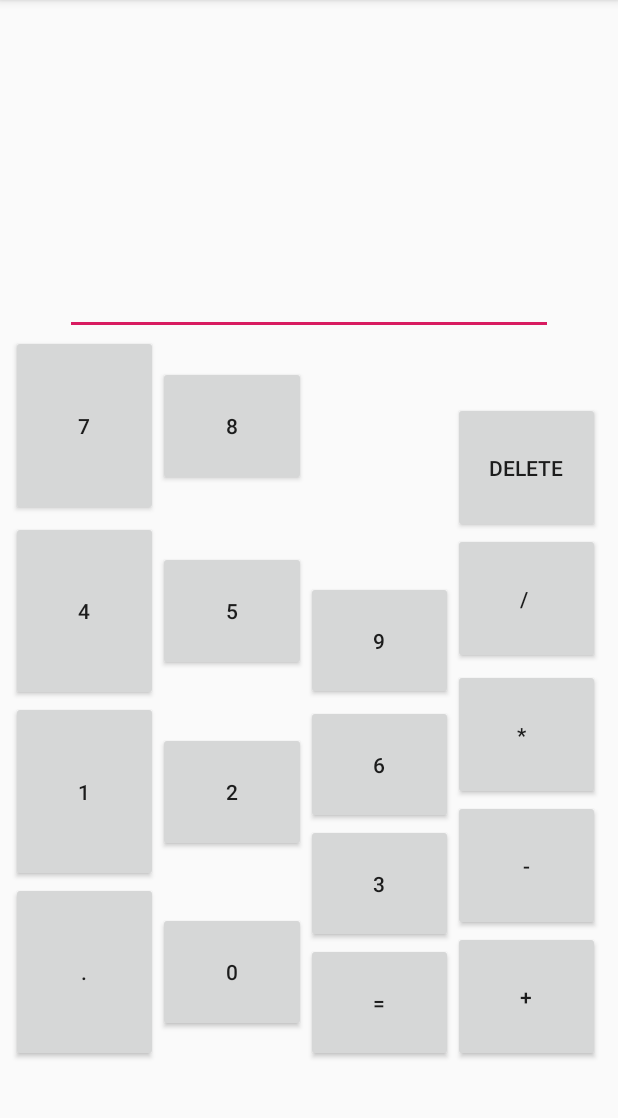
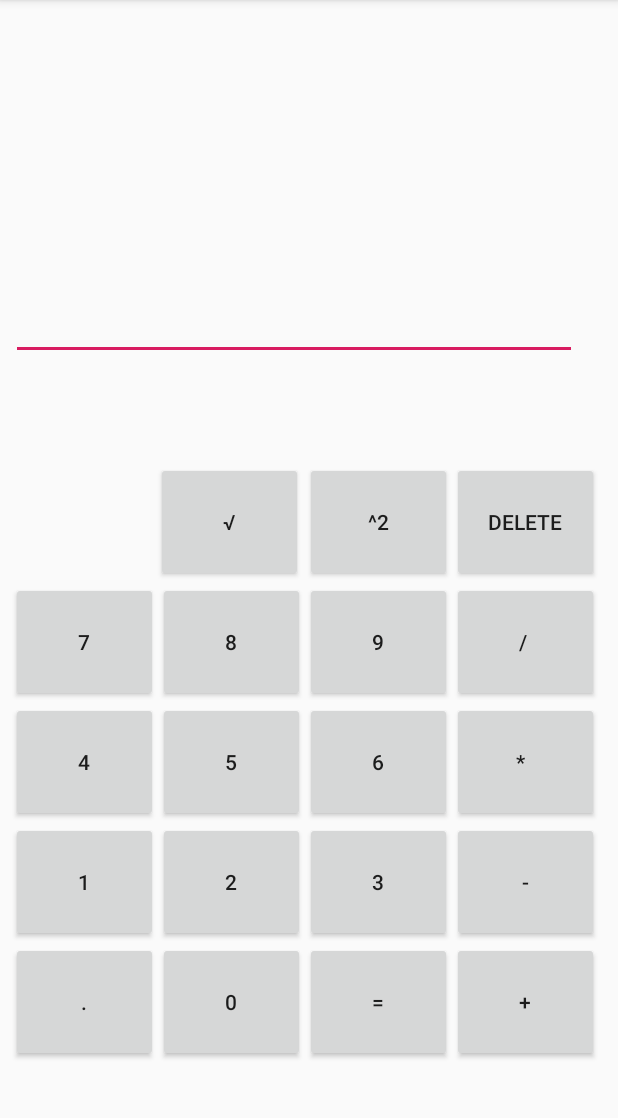
Before and after one commit to Aktoty00/AndroidDev2019, an Android app: the screen it shows after launch (MainActivity), on a phone screen of 412 x 824 dp, the part 84-1202 px from its top. Run offline under Robolectric (Android 15) with nearby library versions, the light colour scheme and no system bars.

Commit message:
Calculator

```diff
--- a/Calculator/app/src/main/java/com/example/calculator/MainActivity.java
+++ b/Calculator/app/src/main/java/com/example/calculator/MainActivity.java
@@ -22,20 +22,23 @@ public class MainActivity extends AppCompatActivity implements View.OnClickListe
 
     private Button btnEqual;
     private Button btnDelete;
+    private Button btnDot;
+
     private Button btnPlus;
     private Button btnMinus;
     private Button btnMultiply;
     private Button btnDivide;
+    private Button btnSquare;
+    private Button btnSqrt;
 
     private double number1;
     private double number2;
     private double result;
 
     enum Sign {
-        PLUS, MINUS, MULTIPLY, DIVIDE
+        PLUS, MINUS, MULTIPLY, DIVIDE, SQUARE, SQRT
     }
     private Sign sign;
-
 
 
     @Override
@@ -57,6 +60,9 @@ public class MainActivity extends AppCompatActivity implements View.OnClickListe
 
         btnDelete = findViewById(R.id.delete);
         btnEqual = findViewById(R.id.equal);
+        btnDot = findViewById(R.id.dot);
+        btnSquare = findViewById(R.id.square);
+        btnSqrt= findViewById(R.id.sqrt);
 
         btnPlus = findViewById(R.id.plus);
         btnMinus = findViewById(R.id.minus);
@@ -76,6 +82,9 @@ public class MainActivity extends AppCompatActivity implements View.OnClickListe
 
         btnDelete.setOnClickListener(this);
         btnEqual.setOnClickListener(this);
+        btnDot.setOnClickListener(this);
+        btnSquare.setOnClickListener(this);
+        btnSqrt.setOnClickListener(this);
 
         btnPlus.setOnClickListener(this);
         btnMinus.setOnClickListener(this);
@@ -87,75 +96,109 @@ public class MainActivity extends AppCompatActivity implements View.OnClickListe
     public void onClick(View view){
         switch (view.getId()) {
             case R.id.num0: {
-                inputNumber.append("0");
+                if(inputNumber.getText().toString().startsWith("0")){
+                    inputNumber.setText("");
+                }
+                else
+                    inputNumber.append("0");
                 break;
             }
             case R.id.num1: {
+                if(inputNumber.getText().toString().startsWith("0") && !inputNumber.getText().toString().contains(".")){
+                    inputNumber.setText("");
+                }
                 inputNumber.append("1");
                 break;
             }
             case R.id.num2: {
+                if(inputNumber.getText().toString().startsWith("0") && !inputNumber.getText().toString().contains(".")){
+                    inputNumber.setText("");
+                }
                 inputNumber.append("2");
                 break;
             }
             case R.id.num3: {
+                if(inputNumber.getText().toString().startsWith("0") && !inputNumber.getText().toString().contains(".")){
+                    inputNumber.setText("");
+                }
                 inputNumber.append("3");
                 break;
             }
             case R.id.num4: {
+                if(inputNumber.getText().toString().startsWith("0") && !inputNumber.getText().toString().contains(".")){
+                    inputNumber.setText("");
+                }
                 inputNumber.append("4");
                 break;
             }
             case R.id.num5: {
+                if(inputNumber.getText().toString().startsWith("0") && !inputNumber.getText().toString().contains(".")){
+                    inputNumber.setText("");
+                }
                 inputNumber.append("5");
                 break;
             }
             case R.id.num6: {
+                if(inputNumber.getText().toString().startsWith("0") && !inputNumber.getText().toString().contains(".")){
+                    inputNumber.setText("");
+                }
                 inputNumber.append("6");
                 break;
             }
             case R.id.num7: {
+                if(inputNumber.getText().toString().startsWith("0") && !inputNumber.getText().toString().contains(".")){
+                    inputNumber.setText("");
+                }
                 inputNumber.append("7");
                 break;
             }
             case R.id.num8: {
+                if(inputNumber.getText().toString().startsWith("0") && !inputNumber.getText().toString().contains(".")){
+                    inputNumber.setText("");
+                }
                 inputNumber.append("8");
                 break;
             }
             case R.id.num9: {
+                if(inputNumber.getText().toString().startsWith("0") && !inputNumber.getText().toString().contains(".")){
+                    inputNumber.setText("");
+                }
                 inputNumber.append("9");
                 break;
             }
             case R.id.dot: {
+                if(inputNumber.getText().toString()==""){
+                    inputNumber.setText("0");
+                }
                 inputNumber.append(".");
                 break;
             }
             case R.id.plus: {
-                number1 = Integer.parseInt(inputNumber.getText().toString());
+                number1 = Double.parseDouble(inputNumber.getText().toString());
                 inputNumber.setText("");
                 sign = Sign.PLUS;
                 break;
             }
             case R.id.minus: {
-                number1 = Integer.parseInt(inputNumber.getText().toString());
+                number1 = Double.parseDouble(inputNumber.getText().toString());
                 inputNumber.setText("");
                 sign = Sign.MINUS;
                 break;
             }
             case R.id.multiply: {
-                number1 = Integer.parseInt(inputNumber.getText().toString());
+                number1 = Double.parseDouble(inputNumber.getText().toString());
                 inputNumber.setText("");
                 sign = Sign.MULTIPLY;
                 break;
             }
             case R.id.divide: {
-                number1 = Integer.parseInt(inputNumber.getText().toString());
+                number1 = Double.parseDouble(inputNumber.getText().toString());
                 inputNumber.setText("");
                 sign = Sign.DIVIDE;
                 break;
             }
             case R.id.equal: {
-                number2 = Integer.parseInt(inputNumber.getText().toString());
+                number2 = Double.parseDouble(inputNumber.getText().toString());
                 if (sign == Sign.PLUS) {
                     result = number1 + number2;
                 }
@@ -172,7 +215,19 @@ public class MainActivity extends AppCompatActivity implements View.OnClickListe
                 break;
             }
             case R.id.delete: {
-                inputNumber.setText("0");
+                inputNumber.setText("");
+                break;
+            }
+            case R.id.square: {
+                number1 = Integer.parseInt(inputNumber.getText().toString());
+                result = number1*number1;
+                inputNumber.setText(String.valueOf(result));
+                break;
+            }
+            case R.id.sqrt: {
+                number1 = Double.parseDouble(inputNumber.getText().toString());
+                result = Math.sqrt(number1);
+                inputNumber.setText(String.valueOf(result));
                 break;
             }
         }
--- a/Calculator/app/src/main/res/layout/activity_main.xml
+++ b/Calculator/app/src/main/res/layout/activity_main.xml
@@ -6,216 +6,190 @@
     android:layout_height="match_parent"
     tools:context=".MainActivity">
 
-    <EditText
-        android:id="@+id/editText"
-        android:layout_width="0dp"
-        android:layout_height="0dp"
-        android:layout_marginStart="43dp"
-        android:layout_marginLeft="43dp"
-        android:layout_marginTop="144dp"
-        android:layout_marginEnd="43dp"
-        android:layout_marginRight="43dp"
-        android:layout_marginBottom="164dp"
-        android:ems="10"
-        android:inputType="number"
-        app:layout_constraintBottom_toTopOf="@+id/num9"
-        app:layout_constraintEnd_toEndOf="parent"
-        app:layout_constraintStart_toStartOf="parent"
-        app:layout_constraintTop_toTopOf="parent" />
-
     <Button
         android:id="@+id/num7"
-        android:layout_width="0dp"
-        android:layout_height="0dp"
+        android:layout_width="98dp"
+        android:layout_height="80dp"
         android:layout_marginStart="7dp"
         android:layout_marginLeft="7dp"
-        android:layout_marginBottom="3dp"
         android:text="7"
         app:layout_constraintBottom_toTopOf="@+id/num4"
-        app:layout_constraintEnd_toStartOf="@+id/num8"
-        app:layout_constraintStart_toStartOf="parent"
-        app:layout_constraintTop_toBottomOf="@+id/editText" />
+        app:layout_constraintStart_toStartOf="parent" />
 
     <Button
         android:id="@+id/num8"
-        android:layout_width="0dp"
+        android:layout_width="98dp"
         android:layout_height="80dp"
         android:text="8"
-        app:layout_constraintBaseline_toBaselineOf="@+id/num7"
-        app:layout_constraintEnd_toStartOf="@+id/num9"
+        app:layout_constraintBottom_toTopOf="@+id/num5"
         app:layout_constraintStart_toEndOf="@+id/num7" />
 
     <Button
         android:id="@+id/num9"
-        android:layout_width="0dp"
-        android:layout_height="0dp"
-        android:layout_marginBottom="3dp"
+        android:layout_width="98dp"
+        android:layout_height="80dp"
         android:text="9"
         app:layout_constraintBottom_toTopOf="@+id/num6"
-        app:layout_constraintEnd_toStartOf="@+id/divide"
-        app:layout_constraintStart_toEndOf="@+id/num8"
-        app:layout_constraintTop_toBottomOf="@+id/editText" />
+        app:layout_constraintStart_toEndOf="@+id/num8" />
 
     <Button
         android:id="@+id/num4"
-        android:layout_width="0dp"
-        android:layout_height="0dp"
+        android:layout_width="98dp"
+        android:layout_height="80dp"
         android:layout_marginStart="7dp"
         android:layout_marginLeft="7dp"
         android:text="4"
         app:layout_constraintBottom_toTopOf="@+id/num1"
-        app:layout_constraintEnd_toStartOf="@+id/num5"
-        app:layout_constraintStart_toStartOf="parent"
-        app:layout_constraintTop_toBottomOf="@+id/num7" />
+        app:layout_constraintStart_toStartOf="parent" />
 
     <Button
         android:id="@+id/num5"
-        android:layout_width="0dp"
+        android:layout_width="98dp"
         android:layout_height="80dp"
         android:text="5"
-        app:layout_constraintBaseline_toBaselineOf="@+id/num4"
-        app:layout_constraintEnd_toStartOf="@+id/num6"
+        app:layout_constraintBottom_toTopOf="@+id/num2"
         app:layout_constraintStart_toEndOf="@+id/num4" />
 
     <Button
         android:id="@+id/num6"
-        android:layout_width="0dp"
-        android:layout_height="0dp"
+        android:layout_width="98dp"
+        android:layout_height="80dp"
         android:text="6"
         app:layout_constraintBottom_toTopOf="@+id/num3"
-        app:layout_constraintEnd_toStartOf="@+id/multiply"
-        app:layout_constraintStart_toEndOf="@+id/num5"
-        app:layout_constraintTop_toBottomOf="@+id/num9" />
+        app:layout_constraintStart_toEndOf="@+id/num5" />
 
     <Button
         android:id="@+id/num1"
-        android:layout_width="0dp"
-        android:layout_height="0dp"
+        android:layout_width="98dp"
+        android:layout_height="80dp"
         android:layout_marginStart="7dp"
         android:layout_marginLeft="7dp"
         android:text="1"
         app:layout_constraintBottom_toTopOf="@+id/dot"
-        app:layout_constraintEnd_toStartOf="@+id/num2"
-        app:layout_constraintStart_toStartOf="parent"
-        app:layout_constraintTop_toBottomOf="@+id/num4" />
+        app:layout_constraintStart_toStartOf="parent" />
 
     <Button
         android:id="@+id/num2"
-        android:layout_width="0dp"
+        android:layout_width="98dp"
         android:layout_height="80dp"
         android:text="2"
-        app:layout_constraintBaseline_toBaselineOf="@+id/num1"
-        app:layout_constraintEnd_toStartOf="@+id/num3"
+        app:layout_constraintBottom_toTopOf="@+id/num0"
         app:layout_constraintStart_toEndOf="@+id/num1" />
 
     <Button
         android:id="@+id/num3"
-        android:layout_width="0dp"
-        android:layout_height="0dp"
+        android:layout_width="98dp"
+        android:layout_height="80dp"
         android:text="3"
         app:layout_constraintBottom_toTopOf="@+id/equal"
-        app:layout_constraintEnd_toStartOf="@+id/minus"
-        app:layout_constraintStart_toEndOf="@+id/num2"
-        app:layout_constraintTop_toBottomOf="@+id/num6" />
+        app:layout_constraintStart_toEndOf="@+id/num2" />
 
     <Button
         android:id="@+id/dot"
-        android:layout_width="0dp"
-        android:layout_height="0dp"
+        android:layout_width="98dp"
+        android:layout_height="80dp"
         android:layout_marginStart="7dp"
         android:layout_marginLeft="7dp"
         android:layout_marginBottom="60dp"
         android:text="."
         app:layout_constraintBottom_toBottomOf="parent"
-        app:layout_constraintEnd_toStartOf="@+id/num0"
-        app:layout_constraintStart_toStartOf="parent"
-        app:layout_constraintTop_toBottomOf="@+id/num1" />
+        app:layout_constraintStart_toStartOf="parent" />
 
     <Button
         android:id="@+id/num0"
-        android:layout_width="0dp"
+        android:layout_width="98dp"
         android:layout_height="80dp"
+        android:layout_marginBottom="60dp"
         android:text="0"
-        app:layout_constraintBaseline_toBaselineOf="@+id/dot"
-        app:layout_constraintEnd_toStartOf="@+id/equal"
+        app:layout_constraintBottom_toBottomOf="parent"
         app:layout_constraintStart_toEndOf="@+id/dot" />
 
     <Button
         android:id="@+id/equal"
-        android:layout_width="0dp"
-        android:layout_height="0dp"
+        android:layout_width="98dp"
+        android:layout_height="80dp"
         android:layout_marginBottom="60dp"
         android:onClick="onClick"
         android:text="="
         app:layout_constraintBottom_toBottomOf="parent"
-        app:layout_constraintEnd_toStartOf="@+id/plus"
-        app:layout_constraintStart_toEndOf="@+id/num0"
-        app:layout_constraintTop_toBottomOf="@+id/num3" />
+        app:layout_constraintStart_toEndOf="@+id/num0" />
 
     <Button
         android:id="@+id/divide"
-        android:layout_width="0dp"
-        android:layout_height="0dp"
-        android:layout_marginEnd="12dp"
-        android:layout_marginRight="12dp"
-        android:layout_marginBottom="3dp"
+        android:layout_width="98dp"
+        android:layout_height="80dp"
         android:onClick="onClick"
         android:text="/ "
         app:layout_constraintBottom_toTopOf="@+id/multiply"
-        app:layout_constraintEnd_toEndOf="parent"
-        app:layout_constraintStart_toEndOf="@+id/num9"
-        app:layout_constraintTop_toBottomOf="@+id/delete" />
+        app:layout_constraintStart_toEndOf="@+id/num9" />
 
     <Button
         android:id="@+id/multiply"
-        android:layout_width="0dp"
-        android:layout_height="0dp"
-        android:layout_marginEnd="12dp"
-        android:layout_marginRight="12dp"
+        android:layout_width="98dp"
+        android:layout_height="80dp"
         android:onClick="onClick"
         android:text="*  "
         app:layout_constraintBottom_toTopOf="@+id/minus"
-        app:layout_constraintEnd_toEndOf="parent"
-        app:layout_constraintStart_toEndOf="@+id/num6"
-        app:layout_constraintTop_toBottomOf="@+id/divide" />
+        app:layout_constraintStart_toEndOf="@+id/num6" />
 
     <Button
         android:id="@+id/minus"
-        android:layout_width="0dp"
-        android:layout_height="0dp"
-        android:layout_marginEnd="12dp"
-        android:layout_marginRight="12dp"
+        android:layout_width="98dp"
+        android:layout_height="80dp"
         android:onClick="onClick"
         android:text="-"
         app:layout_constraintBottom_toTopOf="@+id/plus"
-        app:layout_constraintEnd_toEndOf="parent"
-        app:layout_constraintStart_toEndOf="@+id/num3"
-        app:layout_constraintTop_toBottomOf="@+id/multiply" />
+        app:layout_constraintStart_toEndOf="@+id/num3" />
 
     <Button
         android:id="@+id/plus"
-        android:layout_width="0dp"
-        android:layout_height="0dp"
-        android:layout_marginEnd="12dp"
-        android:layout_marginRight="12dp"
+        android:layout_width="98dp"
+        android:layout_height="80dp"
         android:layout_marginBottom="60dp"
         android:onClick="onClick"
         android:text="+"
         app:layout_constraintBottom_toBottomOf="parent"
-        app:layout_constraintEnd_toEndOf="parent"
-        app:layout_constraintStart_toEndOf="@+id/equal"
-        app:layout_constraintTop_toBottomOf="@+id/minus" />
+        app:layout_constraintStart_toEndOf="@+id/equal" />
 
     <Button
         android:id="@+id/delete"
-        android:layout_width="0dp"
-        android:layout_height="0dp"
-        android:layout_marginTop="268dp"
+        android:layout_width="98dp"
+        android:layout_height="80dp"
+        android:layout_marginStart="301dp"
+        android:layout_marginLeft="301dp"
         android:onClick="onClick"
         android:text="Delete"
         app:layout_constraintBottom_toTopOf="@+id/divide"
-        app:layout_constraintEnd_toEndOf="@+id/divide"
-        app:layout_constraintStart_toStartOf="@+id/divide"
-        app:layout_constraintTop_toTopOf="parent" />
+        app:layout_constraintStart_toStartOf="parent" />
+
+    <EditText
+        android:id="@+id/editText"
+        android:layout_width="377dp"
+        android:layout_height="57dp"
+        android:layout_marginStart="7dp"
+        android:layout_marginLeft="7dp"
+        android:layout_marginBottom="68dp"
+        android:ems="10"
+        android:inputType="numberDecimal"
+        app:layout_constraintBottom_toTopOf="@+id/delete"
+        app:layout_constraintStart_toStartOf="parent" />
+
+    <Button
+        android:id="@+id/sqrt"
+        android:layout_width="98dp"
+        android:layout_height="80dp"
+        android:layout_marginStart="104dp"
+        android:layout_marginLeft="104dp"
+        android:text="√"
+        app:layout_constraintBottom_toTopOf="@+id/num7"
+        app:layout_constraintStart_toStartOf="parent" />
+
+    <Button
+        android:id="@+id/square"
+        android:layout_width="98dp"
+        android:layout_height="80dp"
+        android:text="^2"
+        app:layout_constraintBottom_toTopOf="@+id/num9"
+        app:layout_constraintStart_toEndOf="@+id/num8" />
 
 </android.support.constraint.ConstraintLayout>
```
